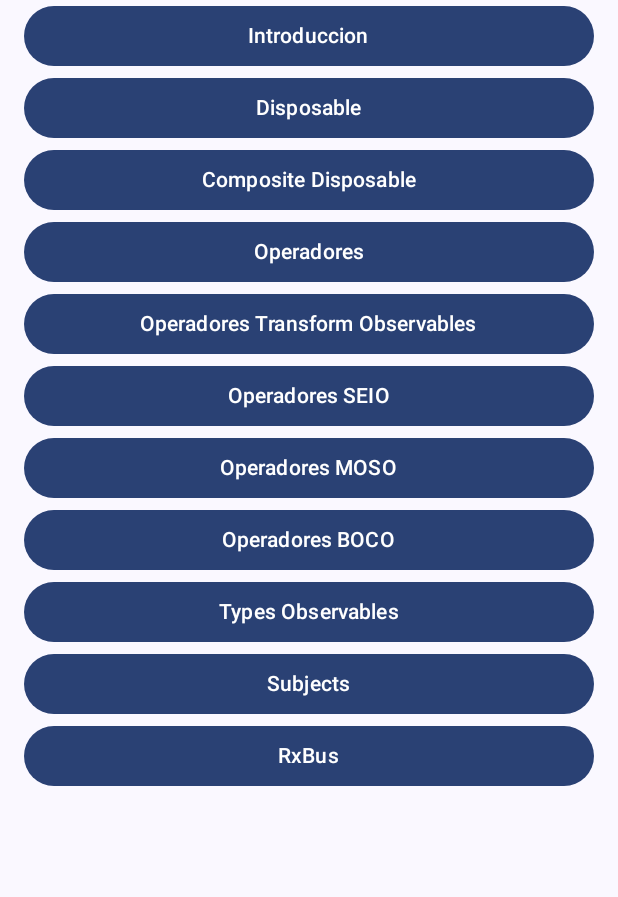
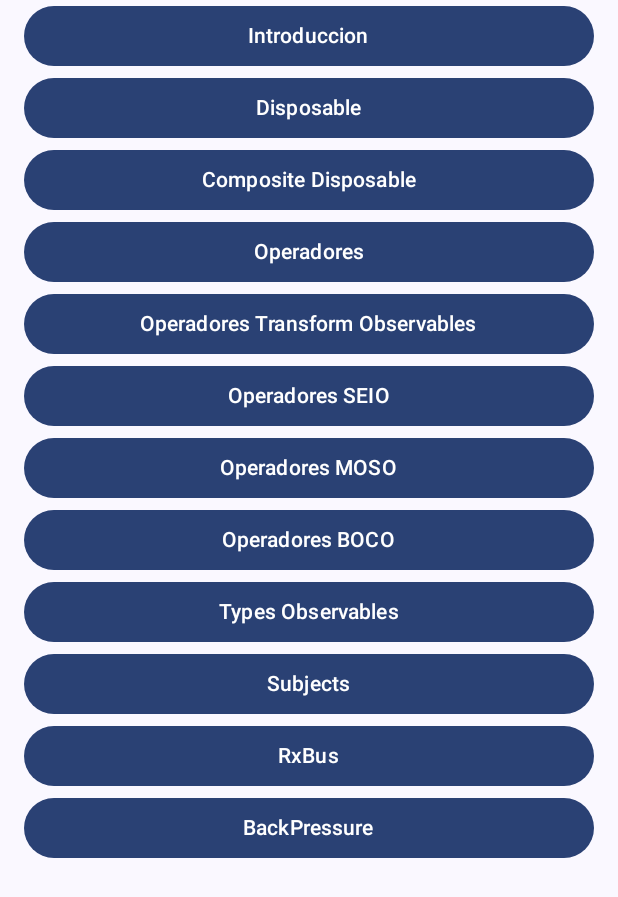
Before and after one commit to SylvinaSR/RxJavaExamples, an Android app built with Jetpack Compose: the screen it shows after launch (MainActivity), on a phone screen of 412 x 824 dp. Shown: the top 897 px of the screen. Run offline under Robolectric (Android 15) with nearby library versions, the phone set to English and light mode, and no system bars.

Commit message:
feat: Section 10 Udemy - BackPressure

```diff
--- a/app/src/main/java/com/sylvieprojects/rxjavaapp/view/core/navigation/NavigationWrapper.kt
+++ b/app/src/main/java/com/sylvieprojects/rxjavaapp/view/core/navigation/NavigationWrapper.kt
@@ -9,6 +9,7 @@ import com.sylvieprojects.rxjavaapp.view.screens.DisposableScreen
 import com.sylvieprojects.rxjavaapp.view.screens.IntroScreen
 import com.sylvieprojects.rxjavaapp.view.screens.operators.OperadoresScreen
 import com.sylvieprojects.rxjavaapp.view.screens.PrincipalScreen
+import com.sylvieprojects.rxjavaapp.view.screens.backPressure.BackPressureScreen
 import com.sylvieprojects.rxjavaapp.view.screens.operators.sectionFive.OperadoresMOSOScreen
 import com.sylvieprojects.rxjavaapp.view.screens.operators.OperadoresSEIOScreen
 import com.sylvieprojects.rxjavaapp.view.screens.operators.OperadoresTOScreen
@@ -45,6 +46,8 @@ fun NavigationWrapper() {
                     navController.navigate(Subjects)
                 }, navigateToRxBus = {
                     navController.navigate(RxBus)
+                }, navigateToBackPressure = {
+                    navController.navigate(BackPressure)
                 }
             )
         }
@@ -59,5 +62,6 @@ fun NavigationWrapper() {
         composable<TypeObservables> { TypeObservablesScreen() }
         composable<Subjects> { SubjectsScreen() }
         composable<RxBus> { RxBusScreen() }
+        composable<BackPressure> { BackPressureScreen() }
     }
 }
--- a/app/src/main/java/com/sylvieprojects/rxjavaapp/view/core/navigation/Screens.kt
+++ b/app/src/main/java/com/sylvieprojects/rxjavaapp/view/core/navigation/Screens.kt
@@ -37,3 +37,6 @@ object Subjects
 
 @Serializable
 object RxBus
+
+@Serializable
+object BackPressure
--- a/app/src/main/java/com/sylvieprojects/rxjavaapp/view/screens/PrincipalScreen.kt
+++ b/app/src/main/java/com/sylvieprojects/rxjavaapp/view/screens/PrincipalScreen.kt
@@ -23,7 +23,8 @@ fun PrincipalScreen(
     navigateToOperadoresBOCO: () -> Unit,
     navigateTypeObservables: () -> Unit,
     navigateToSubjects: () -> Unit,
-    navigateToRxBus: () -> Unit
+    navigateToRxBus: () -> Unit,
+    navigateToBackPressure: () -> Unit
 ) {
     Scaffold { innerPadding ->
         LazyColumn(modifier = Modifier
@@ -127,6 +128,15 @@ fun PrincipalScreen(
                     }) {
                     Text(text = "RxBus")
                 }
+                Button(
+                    modifier = Modifier
+                        .fillMaxWidth()
+                        .padding(horizontal = 16.dp),
+                    onClick = {
+                        navigateToBackPressure()
+                    }) {
+                    Text(text = "BackPressure")
+                }
             }
         }
     }
```
Also changed, not shown: app/src/main/java/com/sylvieprojects/rxjavaapp/view/screens/backPressure/BackPressureScreen.kt (added, +15 -0 lines), 1 other file.
